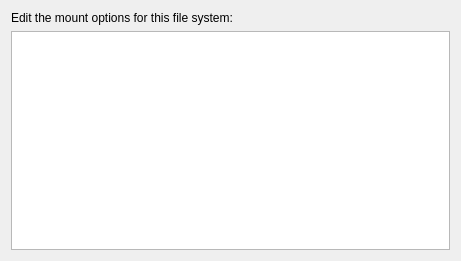
This is src/gui/editmountoptionsdialogwidgetbase.ui in KDE/partitionmanager as Qt 5 draws it before an edit. The edited form follows.
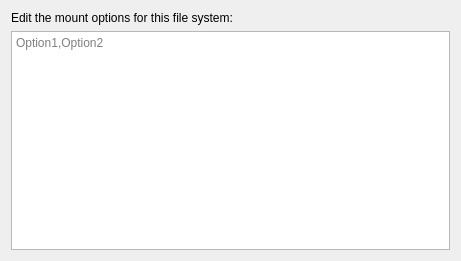
This is the edited form.

Commit message: Add placeholderText in MountOptionsDialog.

The edit to the form file:
```diff
--- a/src/gui/editmountoptionsdialogwidgetbase.ui
+++ b/src/gui/editmountoptionsdialogwidgetbase.ui
@@ -22,7 +22,11 @@
     </widget>
    </item>
    <item>
-    <widget class="QPlainTextEdit" name="m_EditOptions"/>
+    <widget class="QPlainTextEdit" name="m_EditOptions">
+     <property name="placeholderText">
+      <string>Option1,Option2</string>
+     </property>
+    </widget>
    </item>
   </layout>
  </widget>
```
